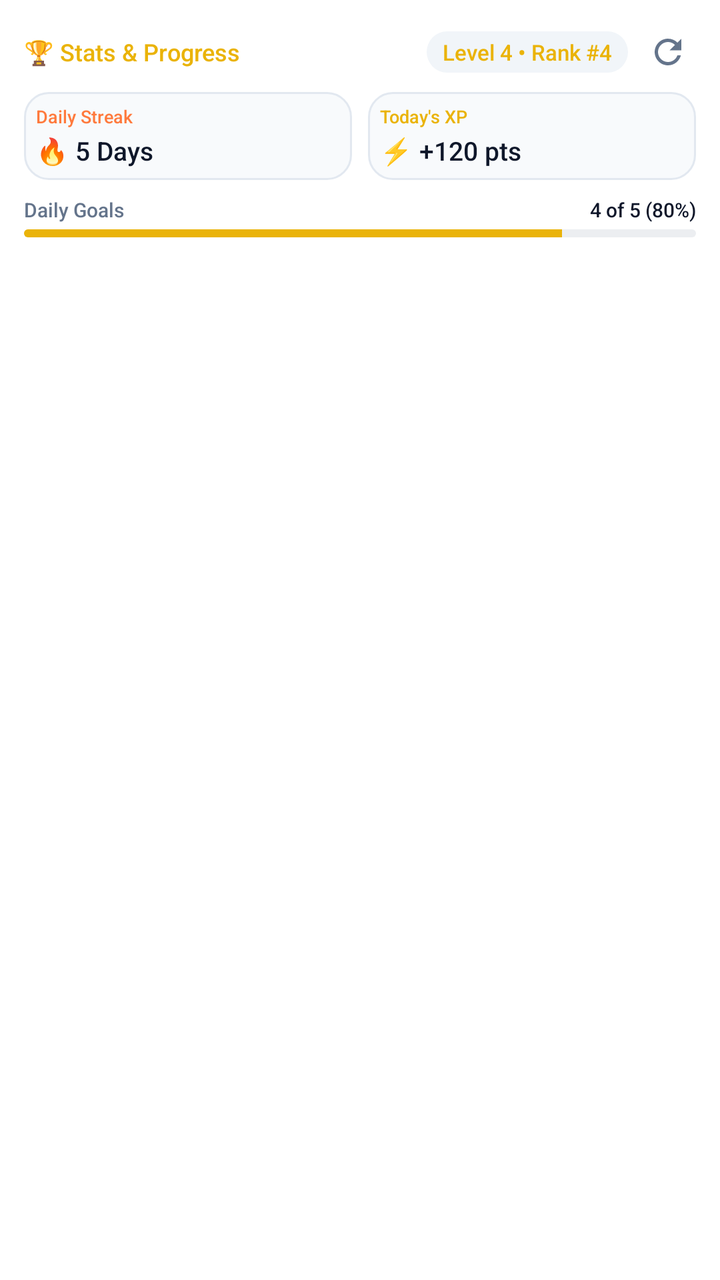
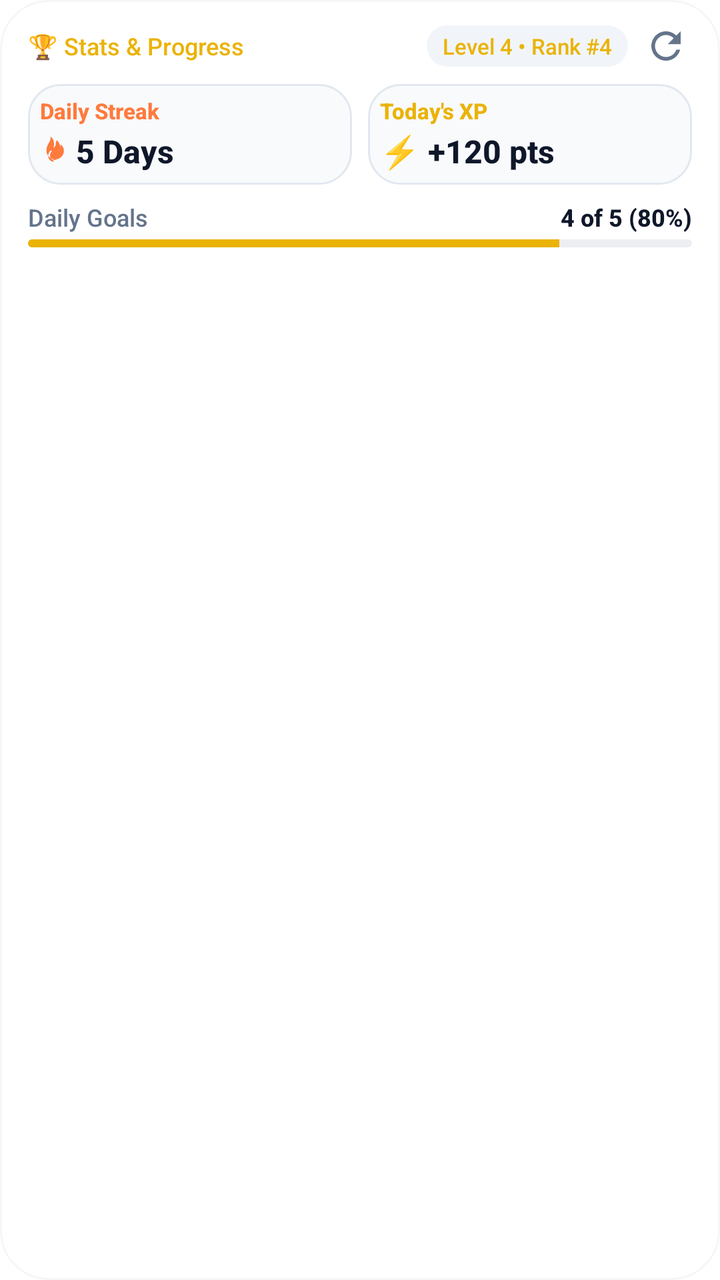

Compare the two renders of this Android layout. The source of the first and the diff that turns it into the second are given below.
<!-- AndroidManifest.xml: fallback theme Theme.MaterialComponents.DayNight.NoActionBar -->
<!-- res/layout/stats_progress_widget.xml -->
<?xml version="1.0" encoding="utf-8"?>
<LinearLayout xmlns:android="http://schemas.android.com/apk/res/android"
    android:id="@+id/widget_stats_root"
    android:layout_width="match_parent"
    android:layout_height="match_parent"
    android:background="@drawable/widget_background"
    android:orientation="vertical"
    android:padding="12dp">

    
    <LinearLayout
        android:layout_width="match_parent"
        android:layout_height="wrap_content"
        android:gravity="center_vertical"
        android:orientation="horizontal">

        <TextView
            android:layout_width="0dp"
            android:layout_height="wrap_content"
            android:layout_weight="1"
            android:fontFamily="sans-serif-medium"
            android:text="🏆 Stats &amp; Progress"
            android:textColor="@color/widget_gold"
            android:textSize="12sp" />

        <TextView
            android:id="@+id/widget_stats_rank_tag"
            android:layout_width="wrap_content"
            android:layout_height="wrap_content"
            android:layout_marginEnd="6dp"
            android:background="@drawable/widget_chip_bg"
            android:fontFamily="sans-serif-medium"
            android:paddingStart="8dp"
            android:paddingTop="3dp"
            android:paddingEnd="8dp"
            android:paddingBottom="3dp"
            android:text="Level 4 • Rank #4"
            android:textColor="@color/widget_gold"
            android:textSize="11sp" />

        
        <ImageView
            android:id="@+id/widget_stats_refresh_btn"
            android:layout_width="28dp"
            android:layout_height="28dp"
            android:background="?android:attr/selectableItemBackgroundBorderless"
            android:contentDescription="@string/widget_refresh_tooltip"
            android:padding="4dp"
            android:src="@drawable/ic_widget_refresh" />
    </LinearLayout>

    
    <LinearLayout
        android:layout_width="match_parent"
        android:layout_height="wrap_content"
        android:layout_marginTop="6dp"
        android:orientation="horizontal">

        
        <LinearLayout
            android:id="@+id/widget_stats_streak_card"
            android:layout_width="0dp"
            android:layout_height="wrap_content"
            android:layout_marginEnd="4dp"
            android:layout_weight="1"
            android:background="@drawable/widget_card_bg"
            android:orientation="vertical"
            android:padding="6dp">

            <TextView
                android:layout_width="wrap_content"
                android:layout_height="wrap_content"
                android:fontFamily="sans-serif-medium"
                android:text="Daily Streak"
                android:textColor="@color/widget_streak"
                android:textSize="9sp" />

            <TextView
                android:id="@+id/widget_stats_streak_val"
                android:layout_width="wrap_content"
                android:layout_height="wrap_content"
                android:layout_marginTop="2dp"
                android:fontFamily="sans-serif-medium"
                android:text="🔥 5 Days"
                android:textColor="@color/widget_text"
                android:textSize="13sp" />
        </LinearLayout>

        
        <LinearLayout
            android:id="@+id/widget_stats_points_card"
            android:layout_width="0dp"
            android:layout_height="wrap_content"
            android:layout_marginStart="4dp"
            android:layout_weight="1"
            android:background="@drawable/widget_card_bg"
            android:orientation="vertical"
            android:padding="6dp">

            <TextView
                android:layout_width="wrap_content"
                android:layout_height="wrap_content"
                android:fontFamily="sans-serif-medium"
                android:text="Today's XP"
                android:textColor="@color/widget_gold"
                android:textSize="9sp" />

            <TextView
                android:id="@+id/widget_stats_points_val"
                android:layout_width="wrap_content"
                android:layout_height="wrap_content"
                android:layout_marginTop="2dp"
                android:fontFamily="sans-serif-medium"
                android:text="⚡ +120 pts"
                android:textColor="@color/widget_text"
                android:textSize="13sp" />
        </LinearLayout>
    </LinearLayout>

    
    <LinearLayout
        android:layout_width="match_parent"
        android:layout_height="wrap_content"
        android:layout_marginTop="8dp"
        android:orientation="vertical">

        <LinearLayout
            android:layout_width="match_parent"
            android:layout_height="wrap_content"
            android:orientation="horizontal">

            <TextView
                android:layout_width="wrap_content"
                android:layout_height="wrap_content"
                android:fontFamily="sans-serif-medium"
                android:text="Daily Goals"
                android:textColor="@color/widget_secondary_text"
                android:textSize="10sp" />

            <View
                android:layout_width="0dp"
                android:layout_height="1dp"
                android:layout_weight="1" />

            <TextView
                android:id="@+id/widget_stats_goals_text"
                android:layout_width="wrap_content"
                android:layout_height="wrap_content"
                android:fontFamily="sans-serif-medium"
                android:text="4 of 5 (80%)"
                android:textColor="@color/widget_text"
                android:textSize="10sp" />
        </LinearLayout>

        <ProgressBar
            android:id="@+id/widget_stats_progress_bar"
            style="@android:style/Widget.ProgressBar.Horizontal"
            android:layout_width="match_parent"
            android:layout_height="4dp"
            android:layout_marginTop="3dp"
            android:max="100"
            android:progress="80"
            android:progressDrawable="@drawable/widget_gold_progress" />
    </LinearLayout>
</LinearLayout>
<!-- resources referenced by this layout -->
<resources>
  <color name="widget_gold">#FFEAB308</color>
  <color name="widget_secondary_text">#FF64748B</color>
  <color name="widget_streak">#FFFF7A3D</color>
  <color name="widget_text">#FF0F172A</color>
  <!-- drawable ic_widget_refresh (drawable) -->
  <vector xmlns:android="http://schemas.android.com/apk/res/android"
      android:width="24dp"
      android:height="24dp"
      android:viewportWidth="24"
      android:viewportHeight="24">
    <path
        android:fillColor="@color/widget_secondary_text"
        android:pathData="M17.65,6.35C16.2,4.9 14.21,4 12,4c-4.42,0 -7.99,3.58 -7.99,8s3.57,8 7.99,8c3.73,0 6.84,-2.55 7.73,-6h-2.08c-0.82,2.33 -3.04,4 -5.65,4 -3.31,0 -6,-2.69 -6,-6s2.69,-6 6,-6c1.66,0 3.14,0.69 4.22,1.78L13,11h7V4l-2.35,2.35z"/>
  </vector>
  <!-- drawable widget_background (drawable) -->
  <?xml version="1.0" encoding="utf-8"?>
  <shape xmlns:android="http://schemas.android.com/apk/res/android" android:shape="rectangle">
      <solid android:color="@color/widget_background" />
      <corners android:radius="16dp" />
  </shape>
  <!-- drawable widget_card_bg (drawable) -->
  <?xml version="1.0" encoding="utf-8"?>
  <shape xmlns:android="http://schemas.android.com/apk/res/android" android:shape="rectangle">
      <solid android:color="@color/widget_card_background" />
      <stroke android:width="1dp" android:color="@color/widget_card_border" />
      <corners android:radius="12dp" />
  </shape>
  <!-- drawable widget_chip_bg (drawable) -->
  <?xml version="1.0" encoding="utf-8"?>
  <shape xmlns:android="http://schemas.android.com/apk/res/android" android:shape="rectangle">
      <solid android:color="@color/widget_action_bg" />
      <corners android:radius="16dp" />
  </shape>
  <!-- drawable widget_gold_progress (drawable) -->
  <?xml version="1.0" encoding="utf-8"?>
  <layer-list xmlns:android="http://schemas.android.com/apk/res/android">
      <item android:id="@android:id/background">
          <shape android:shape="rectangle">
              <solid android:color="@color/widget_track" />
              <corners android:radius="4dp" />
          </shape>
      </item>
      <item android:id="@android:id/progress">
          <clip>
              <shape android:shape="rectangle">
                  <solid android:color="@color/widget_gold" />
                  <corners android:radius="4dp" />
              </shape>
          </clip>
      </item>
  </layer-list>
  <string name="widget_refresh_tooltip">Refresh</string>
  <color name="widget_background">#FFFFFFFF</color>
  <color name="widget_card_background">#FFF8FAFC</color>
  <color name="widget_card_border">#FFE2E8F0</color>
  <color name="widget_action_bg">#FFF1F5F9</color>
  <color name="widget_track">#1F64748B</color>
</resources>

<!-- the commit's change to res/layout/stats_progress_widget.xml (unified diff, before → after) -->
@@ -5,7 +5,10 @@
     android:layout_height="match_parent"
     android:background="@drawable/widget_background"
     android:orientation="vertical"
-    android:padding="12dp">
+    android:paddingStart="14dp"
+    android:paddingTop="10dp"
+    android:paddingEnd="14dp"
+    android:paddingBottom="10dp">
 
     
     <LinearLayout
@@ -39,14 +42,28 @@
             android:textSize="11sp" />
 
         
-        <ImageView
-            android:id="@+id/widget_stats_refresh_btn"
-            android:layout_width="28dp"
-            android:layout_height="28dp"
-            android:background="?android:attr/selectableItemBackgroundBorderless"
-            android:contentDescription="@string/widget_refresh_tooltip"
-            android:padding="4dp"
-            android:src="@drawable/ic_widget_refresh" />
+        <FrameLayout
+            android:layout_width="26dp"
+            android:layout_height="26dp">
+
+            <ImageView
+                android:id="@+id/widget_stats_refresh_btn"
+                android:layout_width="26dp"
+                android:layout_height="26dp"
+                android:background="@android:color/transparent"
+                android:contentDescription="@string/widget_refresh_tooltip"
+                android:padding="2dp"
+                android:src="@drawable/ic_widget_refresh" />
+
+            <ProgressBar
+                android:id="@+id/widget_stats_refresh_progress"
+                style="?android:attr/progressBarStyleSmall"
+                android:layout_width="20dp"
+                android:layout_height="20dp"
+                android:layout_gravity="center"
+                android:indeterminate="true"
+                android:visibility="gone" />
+        </FrameLayout>
     </LinearLayout>
 
     
@@ -73,7 +90,8 @@
                 android:fontFamily="sans-serif-medium"
                 android:text="Daily Streak"
                 android:textColor="@color/widget_streak"
-                android:textSize="9sp" />
+                android:textSize="11sp"
+                android:textStyle="bold" />
 
             <TextView
                 android:id="@+id/widget_stats_streak_val"
@@ -81,9 +99,10 @@
                 android:layout_height="wrap_content"
                 android:layout_marginTop="2dp"
                 android:fontFamily="sans-serif-medium"
-                android:text="🔥 5 Days"
+                android:text="5 Days" android:drawableStart="@drawable/ic_widget_fire" android:drawablePadding="4dp"
                 android:textColor="@color/widget_text"
-                android:textSize="13sp" />
+                android:textSize="16sp"
+                android:textStyle="bold" />
         </LinearLayout>
 
         
@@ -103,7 +122,8 @@
                 android:fontFamily="sans-serif-medium"
                 android:text="Today's XP"
                 android:textColor="@color/widget_gold"
-                android:textSize="9sp" />
+                android:textSize="11sp"
+                android:textStyle="bold" />
 
             <TextView
                 android:id="@+id/widget_stats_points_val"
@@ -113,7 +133,8 @@
                 android:fontFamily="sans-serif-medium"
                 android:text="⚡ +120 pts"
                 android:textColor="@color/widget_text"
-                android:textSize="13sp" />
+                android:textSize="16sp"
+                android:textStyle="bold" />
         </LinearLayout>
     </LinearLayout>
 
@@ -135,9 +156,9 @@
                 android:fontFamily="sans-serif-medium"
                 android:text="Daily Goals"
                 android:textColor="@color/widget_secondary_text"
-                android:textSize="10sp" />
+                android:textSize="12sp" />
 
-            <View
+            <FrameLayout
                 android:layout_width="0dp"
                 android:layout_height="1dp"
                 android:layout_weight="1" />
@@ -149,7 +170,8 @@
                 android:fontFamily="sans-serif-medium"
                 android:text="4 of 5 (80%)"
                 android:textColor="@color/widget_text"
-                android:textSize="10sp" />
+                android:textSize="12sp"
+                android:textStyle="bold" />
         </LinearLayout>
 
         <ProgressBar
<!-- resource entries referenced after the edit -->
@@ -4,6 +4,16 @@
   <color name="widget_secondary_text">#FF64748B</color>
   <color name="widget_streak">#FFFF7A3D</color>
   <color name="widget_text">#FF0F172A</color>
+  <!-- drawable ic_widget_fire (drawable) -->
+  <vector xmlns:android="http://schemas.android.com/apk/res/android"
+      android:width="14dp"
+      android:height="14dp"
+      android:viewportWidth="24"
+      android:viewportHeight="24">
+      <path
+          android:fillColor="@color/widget_streak"
+          android:pathData="M17.5 10c0-4.5-3-7-3-7s-1 1-1 3.5c0 2-2 3-2 3s.5-1.5.5-3.5c0-4.5-3-6-3-6s.5 2.5-1.5 5.5c-2 3-2 6.5-2 6.5 0 4.1 3.4 7.5 7.5 7.5s7.5-3.4 7.5-7.5c0-3.5-3-5.5-3-5.5zM12 21.5c-2.8 0-5-2.2-5-5 0-2 .9-3.9 2.5-4.8.2.2.4.5.6.8-1 1-1.5 2.5-1.5 4 0 2 1.5 3.5 3.5 3.5s3.5-1.5 3.5-3.5c0-1.2-.5-2.2-1.3-3 .5.6.8 1.4.8 2.2 0 2.2-1.8 4-4 4z" />
+  </vector>
   <!-- drawable ic_widget_refresh (drawable) -->
   <vector xmlns:android="http://schemas.android.com/apk/res/android"
       android:width="24dp"
@@ -18,14 +28,15 @@
   <?xml version="1.0" encoding="utf-8"?>
   <shape xmlns:android="http://schemas.android.com/apk/res/android" android:shape="rectangle">
       <solid android:color="@color/widget_background" />
-      <corners android:radius="16dp" />
+      <stroke android:width="1dp" android:color="#1A94A3B8" />
+      <corners android:radius="24dp" />
   </shape>
   <!-- drawable widget_card_bg (drawable) -->
   <?xml version="1.0" encoding="utf-8"?>
   <shape xmlns:android="http://schemas.android.com/apk/res/android" android:shape="rectangle">
       <solid android:color="@color/widget_card_background" />
       <stroke android:width="1dp" android:color="@color/widget_card_border" />
-      <corners android:radius="12dp" />
+      <corners android:radius="16dp" />
   </shape>
   <!-- drawable widget_chip_bg (drawable) -->
   <?xml version="1.0" encoding="utf-8"?>
